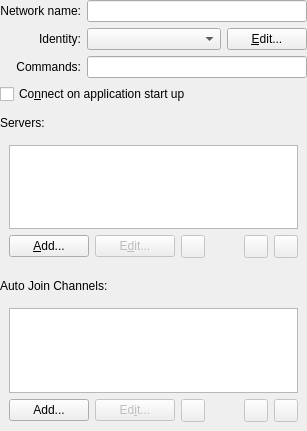
Before: the Qt Designer form src/irc/servergroupdialogui.ui in KDE/konversation, drawn with Qt 5.
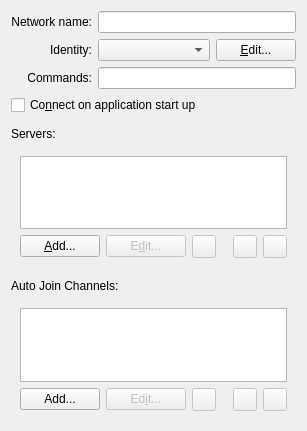
After: the same form once the commit is applied. Custom widgets are drawn as their Qt base class.

Commit message: Fix margin in network editor

```diff
--- a/src/irc/servergroupdialogui.ui
+++ b/src/irc/servergroupdialogui.ui
@@ -11,9 +11,6 @@
    </rect>
   </property>
   <layout class="QGridLayout" name="gridLayout_3">
-   <property name="margin">
-    <number>0</number>
-   </property>
    <item row="0" column="0">
     <widget class="QLabel" name="m_networkLabel">
      <property name="text">
```
